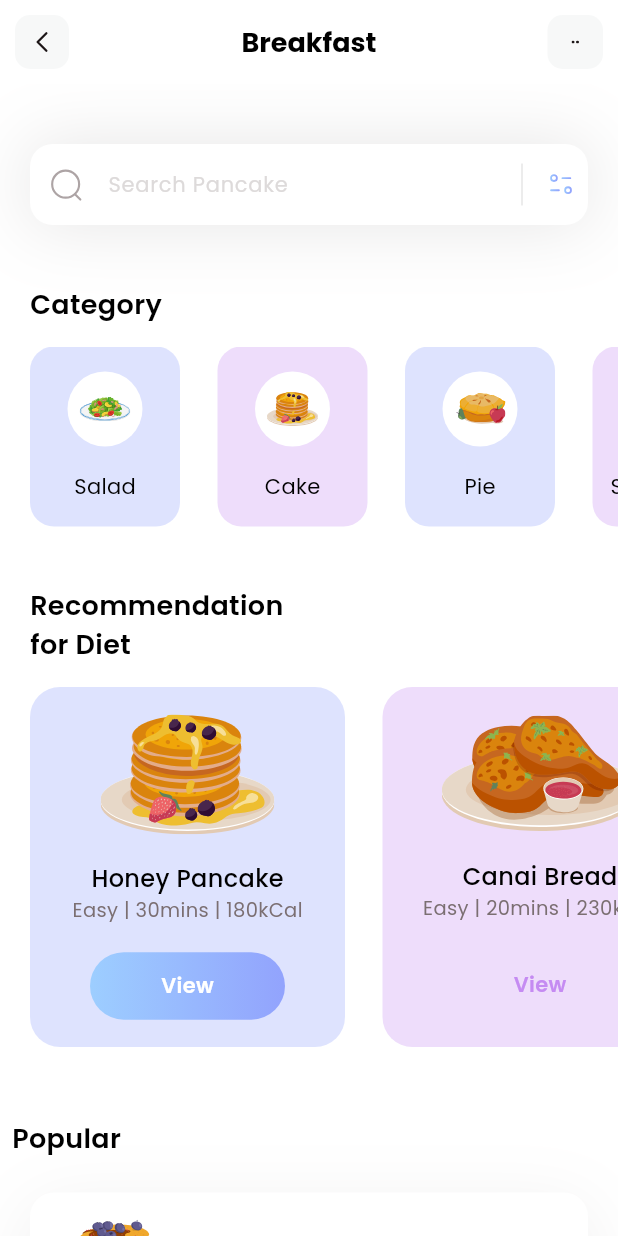
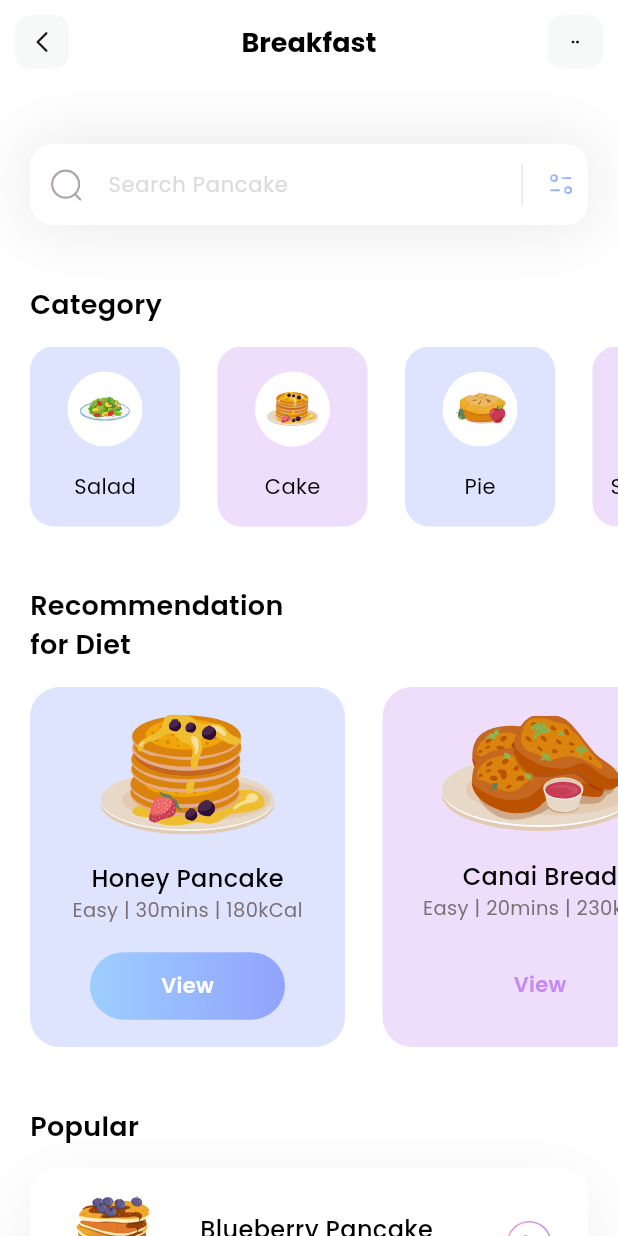
Before and after one commit to andarass/basic-fundamental-flutter, a Flutter app: the screen it shows after launch, on a phone screen of 412 x 824 dp. Run offline on Flutter 3.47's test engine with Material 3 defaults, Android fonts, the phone set to English and light mode, and no system bars; our stand-ins replace flutter_svg.

Commit message:
fix position

```diff
--- a/lib/pages/home.dart
+++ b/lib/pages/home.dart
@@ -43,7 +43,7 @@ class HomePage extends StatelessWidget {
           crossAxisAlignment: CrossAxisAlignment.start,
           children: [
             Padding(
-              padding: const EdgeInsets.all(8.0),
+              padding: const EdgeInsets.only(left: 20),
               child: Text(
                 'Popular',
                 style: TextStyle(
```
